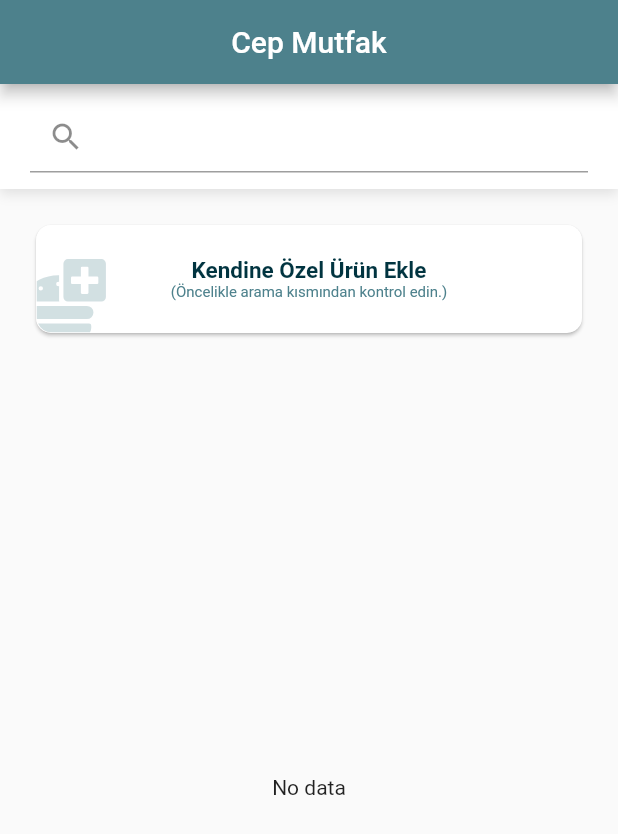
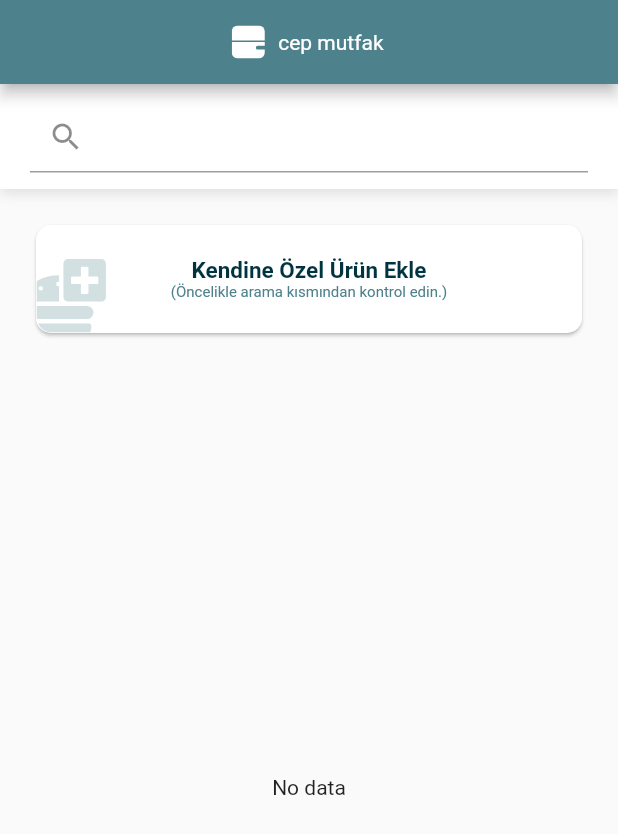
Before and after one commit to batuhanozcan1605/cepmutfak, a Flutter app: the EkleScreen screen opened directly, on a phone screen of 412 x 824 dp. Shown: the top 834 px of the screen. Run offline on Flutter 3.47's test engine with Material 2 defaults, Android fonts, the phone set to English and light mode, and no system bars; our stand-ins replace flutter_svg, sqflite; missing offline and left inert: adobe_xd; accounts and stored records are empty; Roboto replaces fonts that are missing (Segoe UI).

Commit message:
some kozmetik moves

```diff
--- a/lib/screens/dolap_screen.dart
+++ b/lib/screens/dolap_screen.dart
@@ -1,5 +1,5 @@
-import 'package:cepmutfak/screens/screens.dart';
 import 'package:flutter/material.dart';
+import 'package:flutter_svg/flutter_svg.dart';
 
 class DolapScreen extends StatefulWidget {
   const DolapScreen({Key? key}) : super(key: key);
@@ -19,7 +19,7 @@ class _DolapScreenState extends State<DolapScreen>  {
       child: Scaffold(
         appBar: AppBar(
           backgroundColor: Color(0xFF4D818C),
-          title: Text('Cep Mutfak'),
+          title: SvgPicture.asset('images/appbar_logo.svg'),
           bottom: TabBar(
             tabs: [
               Tab(text: 'BUZDOLABI'),
--- a/lib/screens/ekle_screen.dart
+++ b/lib/screens/ekle_screen.dart
@@ -1,6 +1,5 @@
 import 'package:cepmutfak/database/Kategorilerdao.dart';
 import 'package:cepmutfak/database/Urunlerdao.dart';
-import 'package:cepmutfak/screens/urunler_screen.dart';
 import 'package:cepmutfak/screens/urunlerbody_screen.dart';
 import 'package:flutter/material.dart';
 import '../models/Kategoriler.dart';
@@ -58,7 +57,7 @@ class _EkleScreenState extends State<EkleScreen> {
     return Scaffold(
       appBar: AppBar(
         backgroundColor: Color(0xFF4D818C),
-        title: Text('Cep Mutfak'),
+        title: SvgPicture.asset('images/appbar_logo.svg'),
         centerTitle: true,
       ),
       body: Column(
--- a/lib/screens/urunlerbody_screen.dart
+++ b/lib/screens/urunlerbody_screen.dart
@@ -38,7 +38,7 @@ class _UrunlerBodyScreenState extends State<UrunlerBodyScreen> with TickerProvid
             Tab(text: 'Sebzeler'),
             Tab(text: 'Fırın'),
             Tab(text: 'Mandıra'),
-            Tab(text: 'İçecekelr'),
+            Tab(text: 'İçecekler'),
             Tab(text: 'Etler'),
             Tab(text: 'Atıştırmalıklar'),
             Tab(text: 'Alkollü İçecekler'),
```
Also changed, not shown: lib/screens/urunler_screen.dart (+4 -8 lines), images/appbar_logo.svg (added), images/cilek.png (added), images/domates.png (added), images/kavun.png (added), images/kavun_rectangle.png (deleted), images/mantar.png (added), images/nugget.png (added), images/seftali.png (added), images/sogan.png (added).
